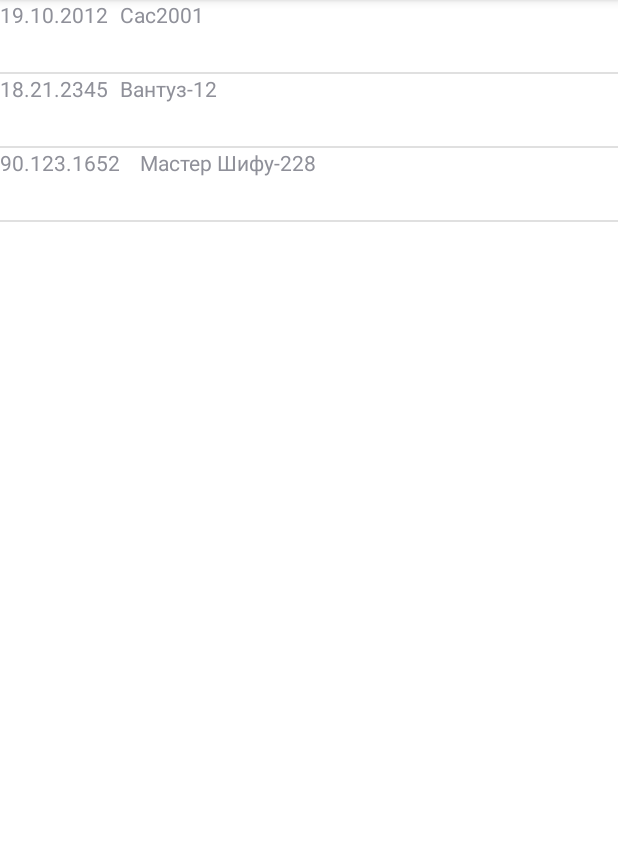
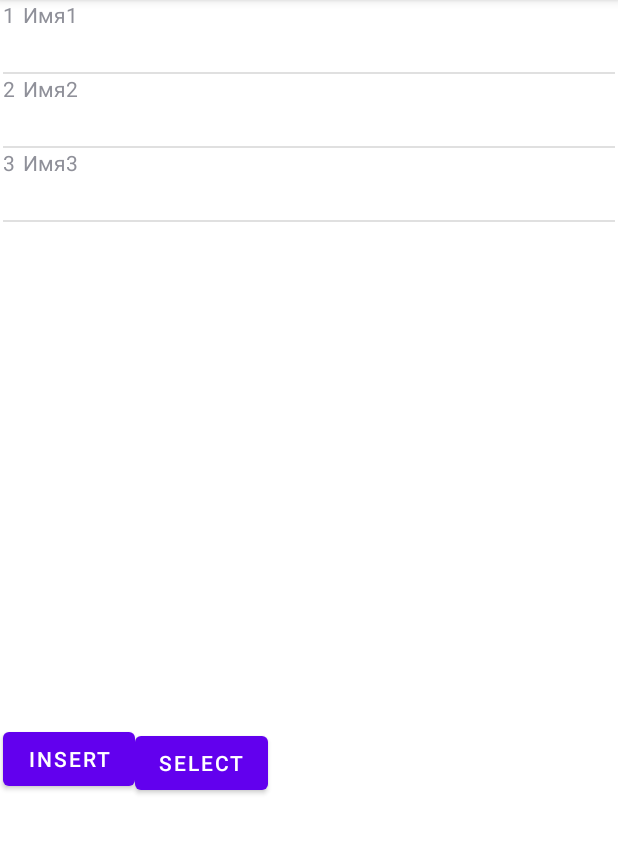
Before and after one commit to PavelIks/XMLWrite, an Android app: the screen it shows after launch (MainActivity), on a phone screen of 412 x 824 dp, the part 84-938 px from its top. Run offline under Robolectric (Android 15) with nearby library versions, the phone set to English and light mode, and no system bars.

Commit message:
Updated-2.

```diff
--- a/app/src/main/java/com/example/xmlwrite/MainActivity.java
+++ b/app/src/main/java/com/example/xmlwrite/MainActivity.java
@@ -1,29 +1,78 @@
 package com.example.xmlwrite;
 import androidx.appcompat.app.AppCompatActivity;
+import android.database.Cursor;
+import android.database.sqlite.SQLiteDatabase;
 import android.os.Bundle;
 import android.util.Log;
+import android.view.View;
 import android.widget.ArrayAdapter;
+import android.widget.Button;
 import android.widget.ListView;
+
 import org.xmlpull.v1.XmlPullParser;
 
-public class MainActivity extends AppCompatActivity {
+import java.util.ArrayList;
 
+public class MainActivity extends AppCompatActivity
+{
     @Override
-    protected void onCreate(Bundle savedInstanceState) {
+    protected void onCreate(Bundle savedInstanceState)
+    {
+        /*XML*/
         super.onCreate(savedInstanceState);
         setContentView(R.layout.activity_main);
-
-        ListView v = (ListView)findViewById(R.id.userView);
-
+        ListView listview1 = (ListView)findViewById(R.id.ListViewXMLID);
         XmlPullParser xpp = getResources().getXml(R.xml.users);
         UserResourceParser parser = new UserResourceParser();
-        if(parser.parse(xpp)){
-           for(User user : parser.getUsers()) {
+        if(parser.parse(xpp))
+        {
+           for(User user : parser.getUsers())
+           {
                Log.d("XML", user.toString());
            }
-
            ArrayAdapter<User> adapter = new ArrayAdapter<>(getApplicationContext(), R.layout.support_simple_spinner_dropdown_item, parser.getUsers());
-           v.setAdapter(adapter);
+           listview1.setAdapter(adapter);
         }
     }
+
+    /*SQLite*/
+    public void onClickINSERT(View v)
+    {
+        ListView SQLLISTVIEW = (ListView) findViewById(R.id.ListViewSQLiteID);
+        ArrayList<String> product_array_list = new ArrayList<String>();
+
+        SQLiteDatabase db = getBaseContext().openOrCreateDatabase("app.db", MODE_PRIVATE, null);
+        db.execSQL("CREATE TABLE IF NOT EXISTS users (name TEXT, age INTEGER)");
+        db.execSQL("INSERT INTO users VALUES('TestName-1', 1)");
+        //db.execSQL("DELETE FROM users WHERE name='TestName-1'");
+        Cursor cursor = db.rawQuery("SELECT * FROM users", null);
+
+        while (cursor.moveToNext())
+        {
+            ArrayAdapter<ArrayList> adapter;
+            adapter = new ArrayAdapter(this, R.layout.support_simple_spinner_dropdown_item, product_array_list);
+            product_array_list.add("\nName\t"+ cursor.getString(0) + " Age\t" + cursor.getInt(1));
+            SQLLISTVIEW.setAdapter(adapter);
+        }
+        cursor.close();
+        db.close();
+    }
+
+    public void onClickSELECT(View v)
+    {
+        ListView SQLLISTVIEW = (ListView) findViewById(R.id.ListViewSQLiteID);
+        ArrayList<String> product_array_list = new ArrayList<String>();
+
+        SQLiteDatabase db = getBaseContext().openOrCreateDatabase("app.db", MODE_PRIVATE, null);
+        db.execSQL("CREATE TABLE IF NOT EXISTS users (name TEXT, age INTEGER)");
+        db.execSQL("SELECT * FROM users");
+        Cursor cursor = db.rawQuery("SELECT * FROM users", null);
+
+        while (cursor.moveToNext())
+        {
+
+        }
+        cursor.close();
+        db.close();
+    }
 }
--- a/app/src/main/res/layout/activity_main.xml
+++ b/app/src/main/res/layout/activity_main.xml
@@ -5,14 +5,54 @@
     android:layout_width="match_parent"
     android:layout_height="match_parent"
     tools:context=".MainActivity">
-
+    <!--XML-->
     <ListView
-        android:id="@+id/userView"
-        android:layout_width="match_parent"
-        android:layout_height="match_parent"
+        android:id="@+id/ListViewXMLID"
+        android:layout_width="408dp"
+        android:layout_height="182dp"
         app:layout_constraintBottom_toBottomOf="parent"
         app:layout_constraintEnd_toEndOf="parent"
         app:layout_constraintStart_toStartOf="parent"
-        app:layout_constraintTop_toTopOf="parent" />
+        app:layout_constraintTop_toTopOf="parent"
+        app:layout_constraintVertical_bias="0.0" />
+    <!--SQLite-->
+
+    <Button
+        android:id="@+id/ButtonSQLiteID"
+        android:layout_width="wrap_content"
+        android:layout_height="wrap_content"
+        android:layout_marginStart="2dp"
+        android:layout_marginTop="1dp"
+        android:layout_marginBottom="180dp"
+        android:onClick="onClickINSERT"
+        android:text="INSERT"
+        app:layout_constraintBottom_toBottomOf="parent"
+        app:layout_constraintEnd_toStartOf="@+id/buttonSQLiteID"
+        app:layout_constraintStart_toStartOf="parent"
+        app:layout_constraintTop_toBottomOf="@+id/ListViewSQLiteID" />
+
+    <Button
+        android:id="@+id/buttonSQLiteID"
+        android:layout_width="wrap_content"
+        android:layout_height="wrap_content"
+        android:layout_marginTop="7dp"
+        android:layout_marginEnd="233dp"
+        android:layout_marginBottom="180dp"
+        android:onClick="onClickSELECT"
+        android:text="SELECT"
+        app:layout_constraintBottom_toBottomOf="parent"
+        app:layout_constraintEnd_toEndOf="parent"
+        app:layout_constraintStart_toEndOf="@+id/ButtonSQLiteID"
+        app:layout_constraintTop_toBottomOf="@+id/ListViewSQLiteID" />
+
+    <ListView
+        android:id="@+id/ListViewSQLiteID"
+        android:layout_width="408dp"
+        android:layout_height="182dp"
+        app:layout_constraintBottom_toTopOf="@+id/ButtonSQLiteID"
+        app:layout_constraintEnd_toEndOf="parent"
+        app:layout_constraintStart_toStartOf="parent"
+        app:layout_constraintTop_toBottomOf="@+id/ListViewXMLID"
+        app:layout_constraintVertical_bias="0.9" />
 
 </androidx.constraintlayout.widget.ConstraintLayout>
--- a/app/src/main/res/xml/users.xml
+++ b/app/src/main/res/xml/users.xml
@@ -1,15 +1,15 @@
 <?xml version="1.0" encoding="utf-8"?>
 <users xmlns:android="http://schemas.android.com/apk/res/android">
     <user>
-        <name>Сас2001</name>
-        <age>19.10.2012</age>
+        <name>Имя1</name>
+        <age>1</age>
     </user>
     <user>
-        <name>Вантуз-12</name>
-        <age>18.21.2345</age>
+        <name>Имя2</name>
+        <age>2</age>
     </user>
     <user>
-        <name>Мастер Шифу-228</name>
-        <age>90.123.1652</age>
+        <name>Имя3</name>
+        <age>3</age>
     </user>
 </users>
```
Also changed, not shown: app/src/main/java/com/example/xmlwrite/UserResourceParser.java (+18 -7 lines).
